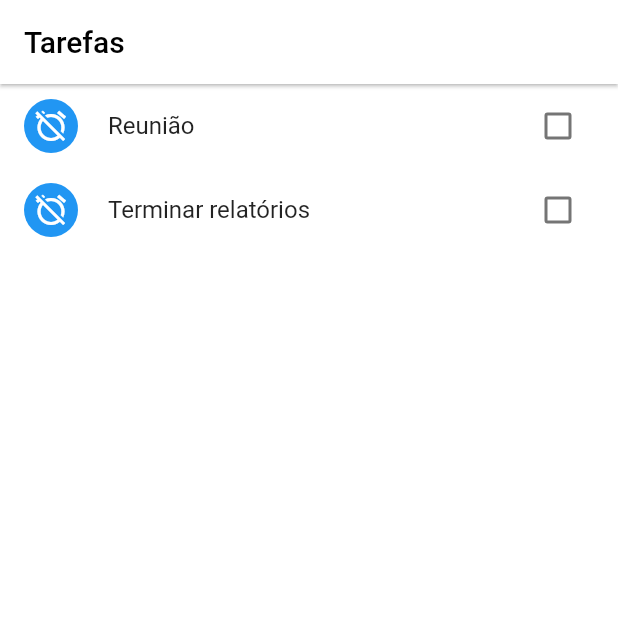
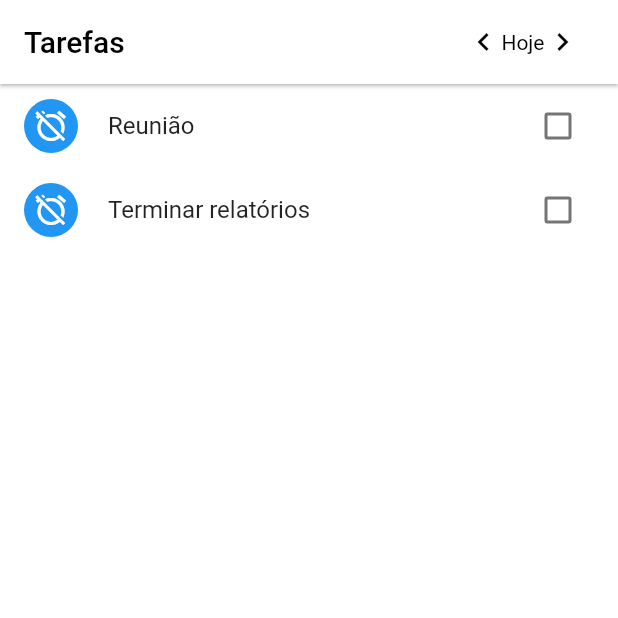
Before and after one commit to jpssantiago/task-app, a Flutter app: the screen it shows after launch, on a phone screen of 412 x 824 dp, the top half of it. Run offline on Flutter 3.47's test engine with Material 2 defaults, Android fonts, the phone set to English and light mode, and no system bars.

Commit message:
Added integration between selected date and tasks.

```diff
--- a/lib/pages/home/home_page.dart
+++ b/lib/pages/home/home_page.dart
@@ -14,7 +14,7 @@ class HomePage extends StatelessWidget {
 
     return Consumer<TaskProvider>(
       builder: (context, provider, child) => Scaffold(
-        appBar: buildAppBar(),
+        appBar: buildAppBar(provider),
         body: Container(
           width: size.width,
           height: size.height,
--- a/lib/providers/task_provider.dart
+++ b/lib/providers/task_provider.dart
@@ -10,7 +10,7 @@ class TaskProvider extends ChangeNotifier {
   DateTime get selectedDate => _selectedDate;
   // List<Task> get tasks => _tasks;
 
-  void changeSelectedDate(DateTime date) {
+  void setDate(DateTime date) {
     _selectedDate = date;
 
     notifyListeners();
--- a/lib/widgets/app_bar.dart
+++ b/lib/widgets/app_bar.dart
@@ -1,6 +1,12 @@
 import 'package:flutter/material.dart';
+import 'package:task_app/providers/task_provider.dart';
+import 'package:task_app/utils/date_provider_utils.dart';
 
-AppBar buildAppBar() {
+AppBar buildAppBar(TaskProvider provider) {
+  String formatDate() {
+    return DateProviderUtils.getFormattedDate(provider.selectedDate);
+  }
+
   return AppBar(
     backgroundColor: Colors.white,
     elevation: 1, // Default = 4
@@ -10,5 +16,47 @@ AppBar buildAppBar() {
         color: Colors.black,
       ),
     ),
+    actions: [
+      Padding(
+        padding: const EdgeInsets.only(right: 25),
+        child: Row(
+          children: [
+            GestureDetector(
+              child: Icon(
+                Icons.chevron_left,
+                color: Colors.black,
+              ),
+              onTap: () {
+                provider.setDate(
+                  provider.selectedDate.subtract(
+                    Duration(days: 1),
+                  ),
+                );
+              },
+            ),
+            // TODO: Show a calendar when click on text.
+            Text(
+              formatDate(),
+              style: TextStyle(
+                color: Colors.black,
+              ),
+            ),
+            GestureDetector(
+              child: Icon(
+                Icons.chevron_right,
+                color: Colors.black,
+              ),
+              onTap: () {
+                provider.setDate(
+                  provider.selectedDate.add(
+                    Duration(days: 1),
+                  ),
+                );
+              },
+            ),
+          ],
+        ),
+      ),
+    ],
   );
 }
```
Also changed, not shown: lib/utils/date_provider_utils.dart (added, +25 -0 lines).
